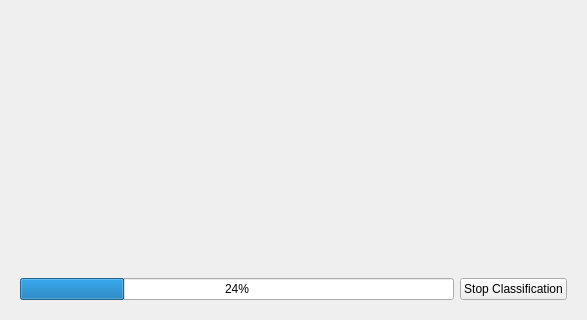
Qt form qt_ui/ClassificationWidget.ui (FilmColors/VIAN) before a commit; both pictures show x 0 to 587 and y 188 to 508 of the 587 by 508 pixel window.
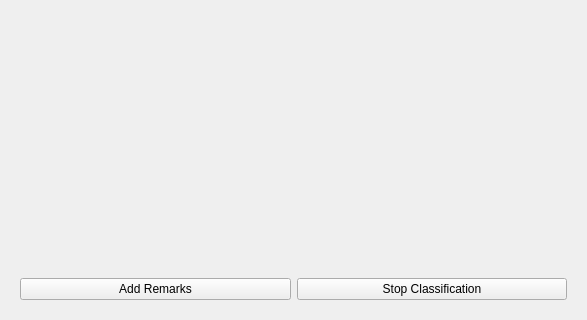
The same form after that commit.

Commit message:
Project Info widget
 #303

What changed in the file:
```diff
--- a/qt_ui/ClassificationWidget.ui
+++ b/qt_ui/ClassificationWidget.ui
@@ -401,9 +401,9 @@
        <item>
         <layout class="QHBoxLayout" name="horizontalLayout_3">
          <item>
-          <widget class="QProgressBar" name="progressBar">
-           <property name="value">
-            <number>24</number>
+          <widget class="QPushButton" name="btnRemarks">
+           <property name="text">
+            <string>Add Remarks</string>
            </property>
           </widget>
          </item>
```
The commit also changes 4 other files.
